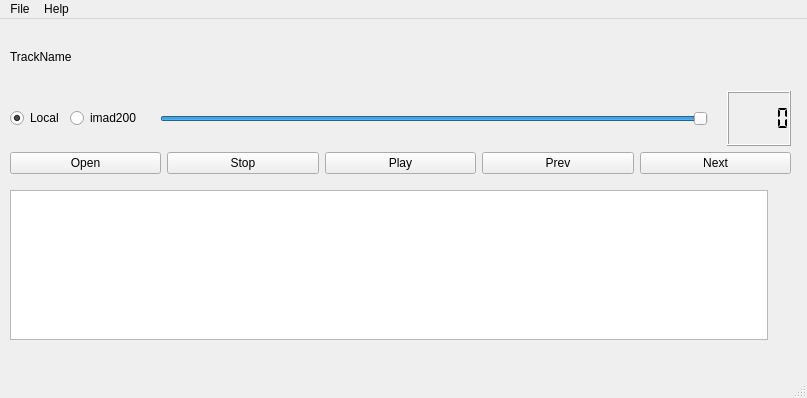
The window that main_wnd.ui (sersad/iamd_v200) describes before a commit, drawn with Qt 5.
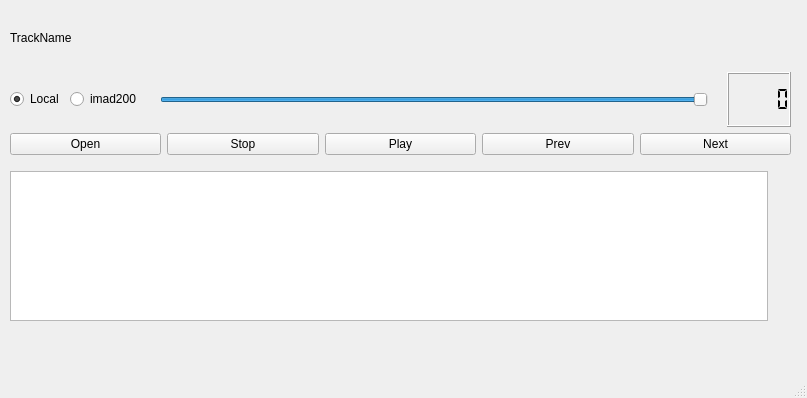
The same window after the commit. Icons and pictures are not drawn.

What changed in the file:
```diff
--- a/main_wnd.ui
+++ b/main_wnd.ui
@@ -274,7 +274,7 @@
         </sizepolicy>
        </property>
        <property name="text">
-        <string> </string>
+        <string/>
        </property>
       </widget>
      </item>
@@ -290,19 +290,6 @@
      <height>27</height>
     </rect>
    </property>
-   <widget class="QMenu" name="menuhelp">
-    <property name="title">
-     <string>Help</string>
-    </property>
-    <addaction name="separator"/>
-   </widget>
-   <widget class="QMenu" name="menuFile">
-    <property name="title">
-     <string>File</string>
-    </property>
-   </widget>
-   <addaction name="menuFile"/>
-   <addaction name="menuhelp"/>
   </widget>
   <widget class="QStatusBar" name="statusbar"/>
  </widget>
```
